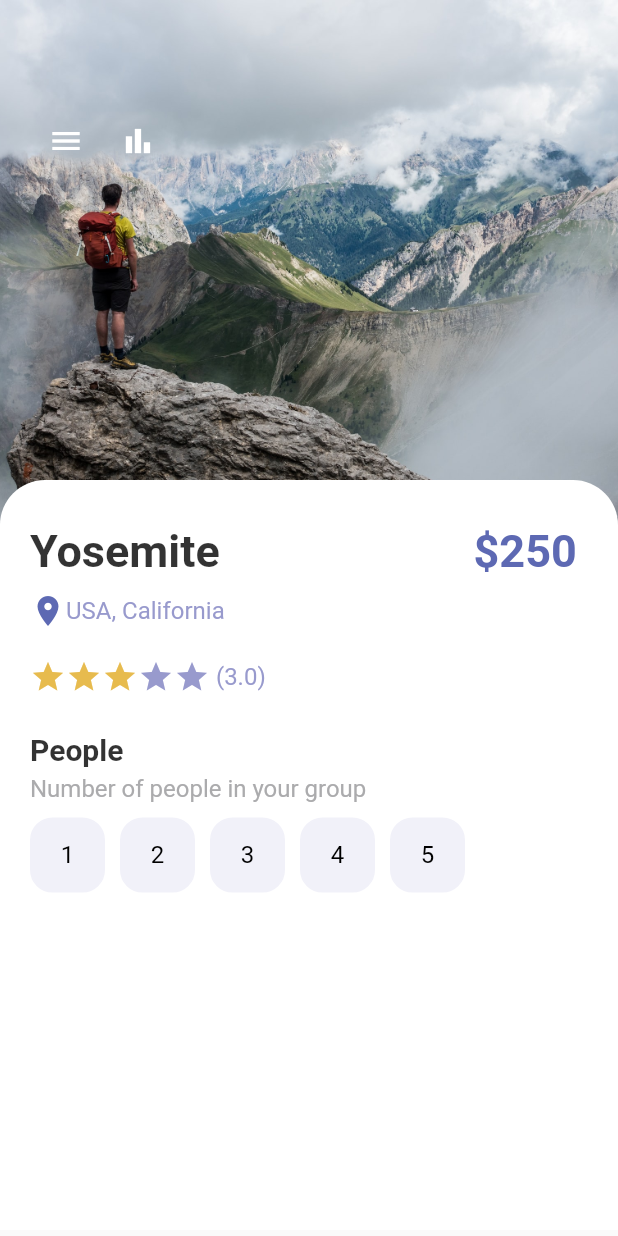
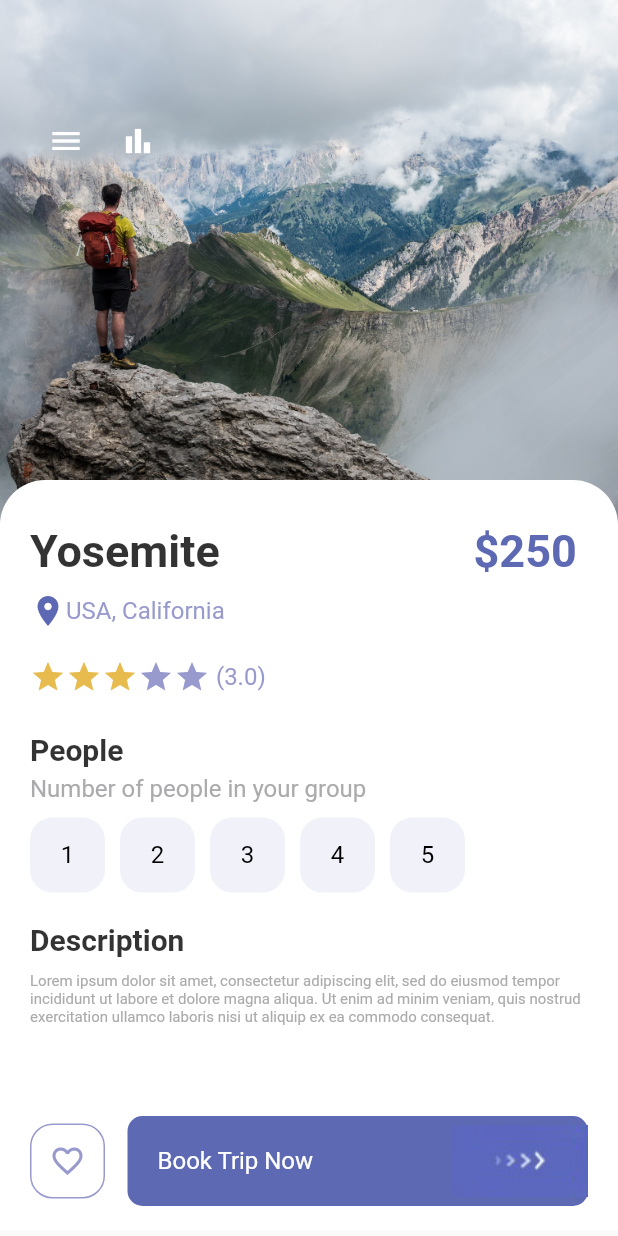
Before and after one commit to its-asaduzzaman/slider_app_flutter, a Flutter app: the screen it shows after launch, on a phone screen of 412 x 824 dp. Run offline on Flutter 3.47's test engine with Material 2 defaults, Android fonts, the phone set to English and light mode, and no system bars.

Commit message:
update description section and bottom section

```diff
--- a/lib/pages/detail_page.dart
+++ b/lib/pages/detail_page.dart
@@ -3,6 +3,7 @@ import 'package:slider_app_flutter/misc/colors.dart';
 import 'package:slider_app_flutter/widgets/app_buttons.dart';
 import 'package:slider_app_flutter/widgets/app_large_text.dart';
 import 'package:slider_app_flutter/widgets/app_text.dart';
+import 'package:slider_app_flutter/widgets/repossive_button.dart';
 
 class DetailPage extends StatefulWidget {
   const DetailPage({Key? key}) : super(key: key);
@@ -145,28 +146,72 @@ class _DetailPageState extends State<DetailPage> {
                     Wrap(
                       children: List.generate(5, (index) {
                         return InkWell(
-                          onTap: (){
+                          onTap: () {
                             setState(() {
                               selectedIndex = index;
                             });
-
-
                           },
                           child: Container(
                             margin: EdgeInsets.only(right: 10.0),
                             child: AppButtons(
-                              color: selectedIndex == index? Colors.white  : Colors.black,
-                              backgroundColor: selectedIndex == index? Colors.black :AppColors.buttonBackground,
-                              borderColor: selectedIndex == index? Colors.black: AppColors.buttonBackground,
+                              color: selectedIndex == index
+                                  ? Colors.white
+                                  : Colors.black,
+                              backgroundColor: selectedIndex == index
+                                  ? Colors.black
+                                  : AppColors.buttonBackground,
+                              borderColor: selectedIndex == index
+                                  ? Colors.black
+                                  : AppColors.buttonBackground,
                               size: 50,
-                              text: (index+1).toString(),
+                              text: (index + 1).toString(),
                             ),
                           ),
                         );
                       }),
                     ),
+                    SizedBox(
+                      height: 20,
+                    ),
+                    AppLargeText(
+                      text: 'Description',
+                      color: Colors.black.withOpacity(0.8),
+                      size: 20,
+                    ),
+                    SizedBox(
+                      height: 10,
+                    ),
+                    AppText(
+                      text:
+                          'Lorem ipsum dolor sit amet, consectetur adipiscing elit, sed do eiusmod tempor incididunt ut labore et dolore magna aliqua. Ut enim ad minim veniam, quis nostrud exercitation ullamco laboris nisi ut aliquip ex ea commodo consequat. ',
+                      size: 10.0,
+                      color: AppColors.mainTextColor,
+                    ),
                   ],
                 ),
+              ),
+            ),
+            Positioned(
+              bottom: 20,
+              left: 20,
+              right: 20,
+              child: Row(
+                children: [
+                  AppButtons(
+                    color: AppColors.textColor1,
+                    backgroundColor: Colors.white,
+                    borderColor: AppColors.textColor1,
+                    size: 50,
+                    isIcon: true,
+                    icon: Icons.favorite_border,
+                  ),
+                  SizedBox(
+                    width: 15,
+                  ),
+                  ResponsiveButtons(
+                    isResponsive: true,
+                  ),
+                ],
               ),
             ),
           ],
--- a/lib/widgets/repossive_button.dart
+++ b/lib/widgets/repossive_button.dart
@@ -1,5 +1,6 @@
 import 'package:flutter/material.dart';
 import 'package:slider_app_flutter/misc/colors.dart';
+import 'package:slider_app_flutter/widgets/app_text.dart';
 
 class ResponsiveButtons extends StatelessWidget {
   bool? isResponsive;
@@ -10,18 +11,31 @@ class ResponsiveButtons extends StatelessWidget {
 
   @override
   Widget build(BuildContext context) {
-    return Container(
-      width: width,
+    return Flexible(
+      child: Container(
+        width: isResponsive == true ? double.maxFinite : 100,
         height: 60.0,
         decoration: BoxDecoration(
           borderRadius: BorderRadius.circular(10.0),
           color: AppColors.mainColor,
         ),
         child: Row(
-        mainAxisAlignment: MainAxisAlignment.center,
+          mainAxisAlignment: isResponsive == true
+              ? MainAxisAlignment.spaceBetween
+              : MainAxisAlignment.center,
           children: [
+            isResponsive == true
+                ? Container(
+                    margin: EdgeInsets.only(left: 20),
+                    child: AppText(
+                      text: 'Book Trip Now',
+                      color: Colors.white,
+                    ),
+                  )
+                : Container(),
             Image.asset('img/button-one.png'),
           ],
+        ),
       ),
     );
   }
```
Lines whose indentation alone changed are shown as unchanged.
